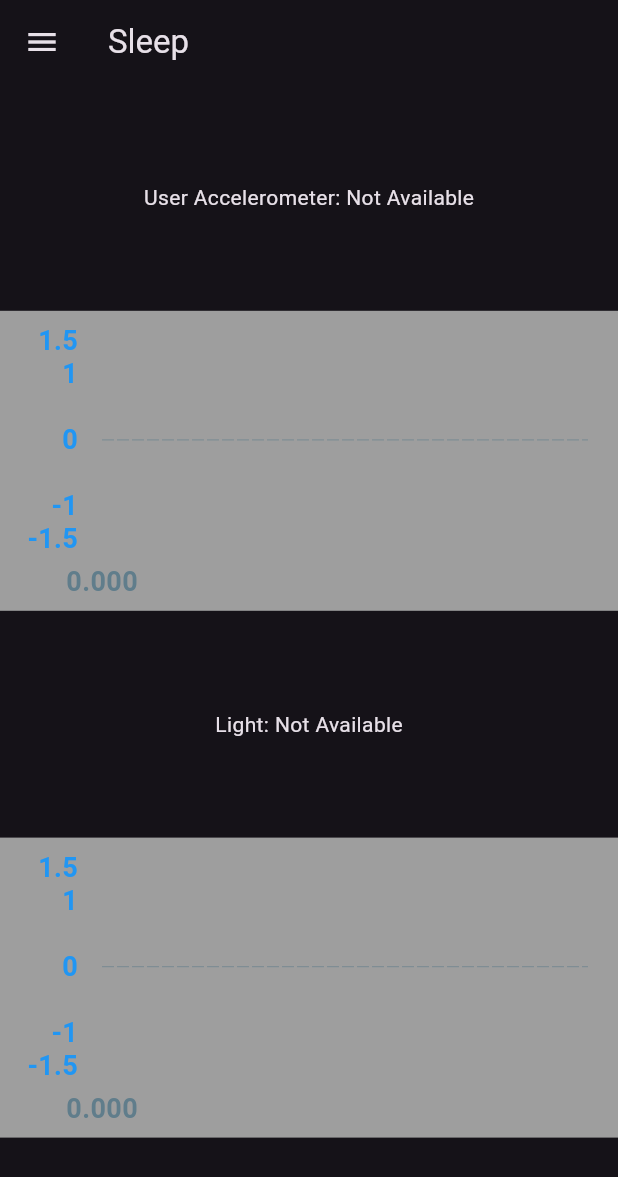
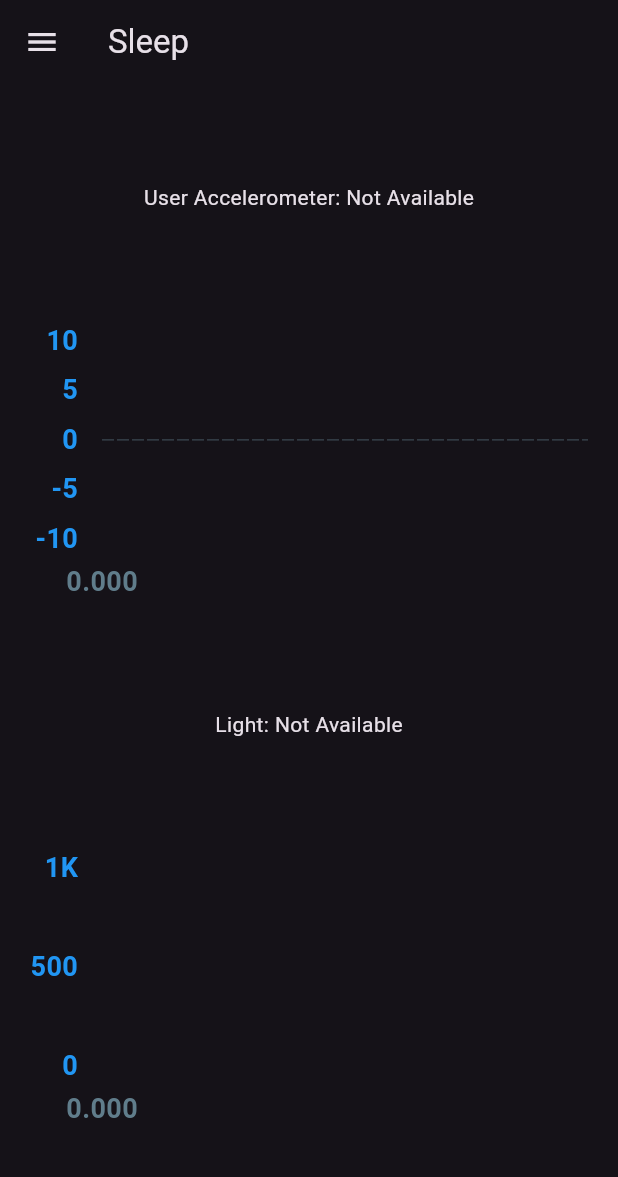
Before and after one commit to COMP490-SleepTracker/SleepTrackerApp, a Flutter app: the SleepPage screen opened directly, on a phone screen of 412 x 824 dp. Shown: the top 1177 px of the screen. Run offline on Flutter 3.47's test engine with Material 2 defaults, Android fonts, the phone set to English and light mode, and no system bars; drawn by our look-alikes of fl_chart; our stand-ins replace sensors_plus; missing offline and left inert: light.

Commit message:
Modifications to chart setup and color.

```diff
--- a/lib/Pages/Sleep/SleepPage.dart
+++ b/lib/Pages/Sleep/SleepPage.dart
@@ -9,7 +9,7 @@ import 'package:fl_chart/fl_chart.dart';
 import 'package:sleeptrackerapp/Pages/NavigationPanel.dart';
 
 class LineChartWidget extends StatelessWidget {
-  LineChartWidget(this.data, {super.key}) : spots = data.asMap().map((i, value) {return MapEntry(i, FlSpot(i.toDouble(), value));}).values.toList()
+  LineChartWidget(this.data, this.minY, this.maxY, {super.key}) : spots = data.asMap().map((i, value) {return MapEntry(i, FlSpot(i.toDouble(), value));}).values.toList()
   {
     spots = data
         .asMap()
@@ -19,6 +19,9 @@ class LineChartWidget extends StatelessWidget {
         .values
         .toList();
   }
+
+  final double minY;
+  final double maxY;
 
   final List<double> data;
   List<FlSpot> spots;
@@ -102,8 +105,8 @@ class LineChartWidget extends StatelessWidget {
                     dotData: const FlDotData(show: false),
                   ),
                 ],
-                minY: -1.5,
-                maxY: 1.5,
+                minY: minY,
+                maxY: maxY,
                 titlesData: FlTitlesData(
                   leftTitles: AxisTitles(
                     sideTitles: SideTitles(
@@ -251,9 +254,9 @@ class SleepPageState extends State<SleepPage> {
           mainAxisAlignment: MainAxisAlignment.spaceEvenly,
           children: <Widget>[
             Text('User Accelerometer: ${userAccelerometer ?? 'Not Available'}'),
-            Container(height: 200, width: 600, color: Colors.grey, child: LineChartWidget(accelerometerData)),
+            Container(height: 200, width: 600, color: Theme.of(context).colorScheme.background, child: LineChartWidget(accelerometerData, -10, 10)),
             Text('Light: ${_luxValue ?? 'Not Available'}'),
-            Container(height: 200, width: 600, color: Colors.grey, child: LineChartWidget(lightData)),
+            Container(height: 200, width: 600, color: Theme.of(context).colorScheme.background, child: LineChartWidget(lightData, 0, 1000)),
           ],
         ),
       ),
```
